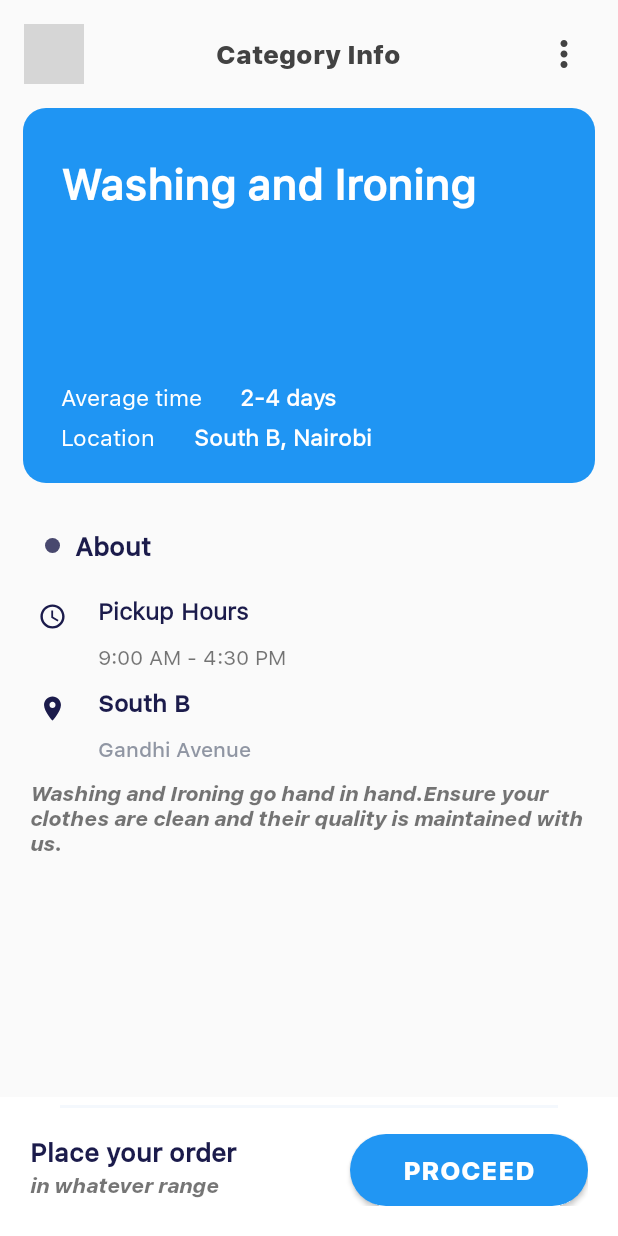
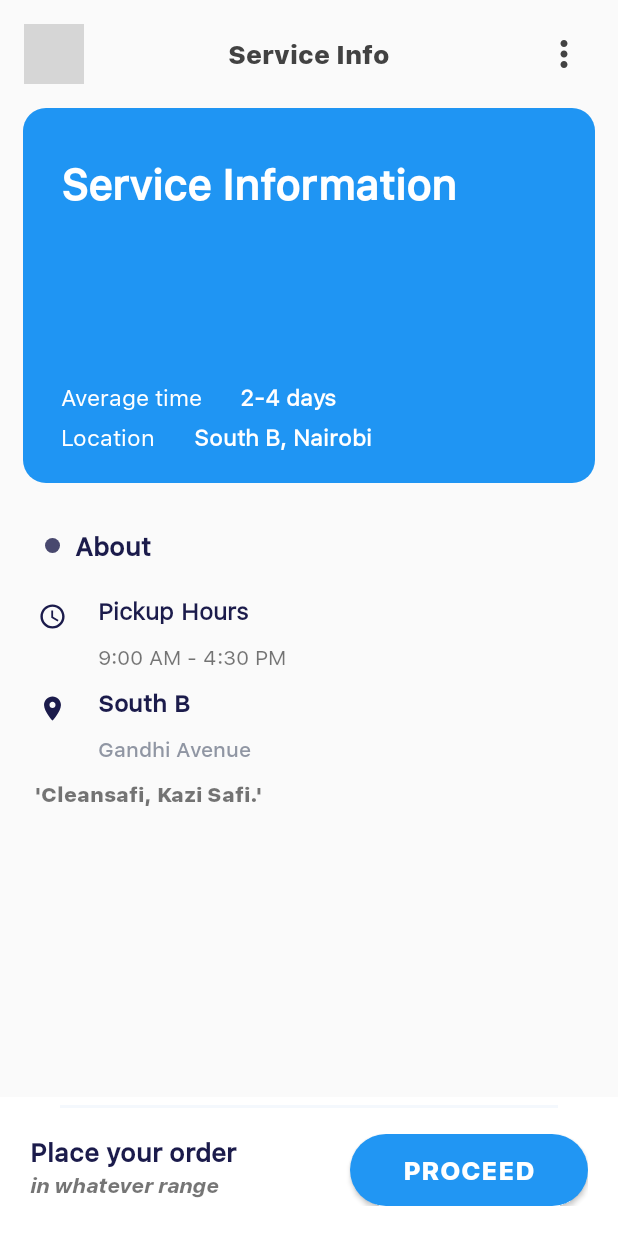
Before and after one commit to muchaisam/Cleansafi, an Android app: the MoreInfo screen opened directly, with no data from a screen before it, on a phone screen of 412 x 824 dp. Run offline under Robolectric (Android 15) with nearby library versions, the phone set to English and light mode, and no system bars; grey boxes are pictures that could not be loaded.

Commit message:
changed layout

```diff
--- a/app/src/main/res/layout/activity_more_info.xml
+++ b/app/src/main/res/layout/activity_more_info.xml
@@ -29,7 +29,7 @@
         <TextView
             android:layout_width="wrap_content"
             android:layout_height="wrap_content"
-            android:text="Category Info"
+            android:text="Service Info"
             android:fontFamily="@font/sfheavy"
             android:textColor="#424242"
             android:textSize="17sp" />
@@ -89,7 +89,7 @@
                         android:layout_marginStart="10dp"
                         android:layout_marginTop="15dp"
                         android:fontFamily="@font/sfmedium"
-                        android:text="Washing and Ironing"
+                        android:text="Service Information"
                         android:textColor="@color/white"
                         android:textSize="28sp"
                         android:textStyle="bold"
@@ -325,8 +325,8 @@
                 android:layout_marginEnd="20dp"
                 android:layout_marginBottom="10dp"
                 android:paddingBottom="150dp"
-                android:fontFamily="@font/sfitalic"
-                android:text="Washing and Ironing go hand in hand.Ensure your clothes are clean and their quality is maintained with us."
+                android:fontFamily="@font/sfheavy"
+                android:text=" 'Cleansafi, Kazi Safi.' "
                 android:textColor="@color/grey"
                 android:textSize="14sp" />
 
```
